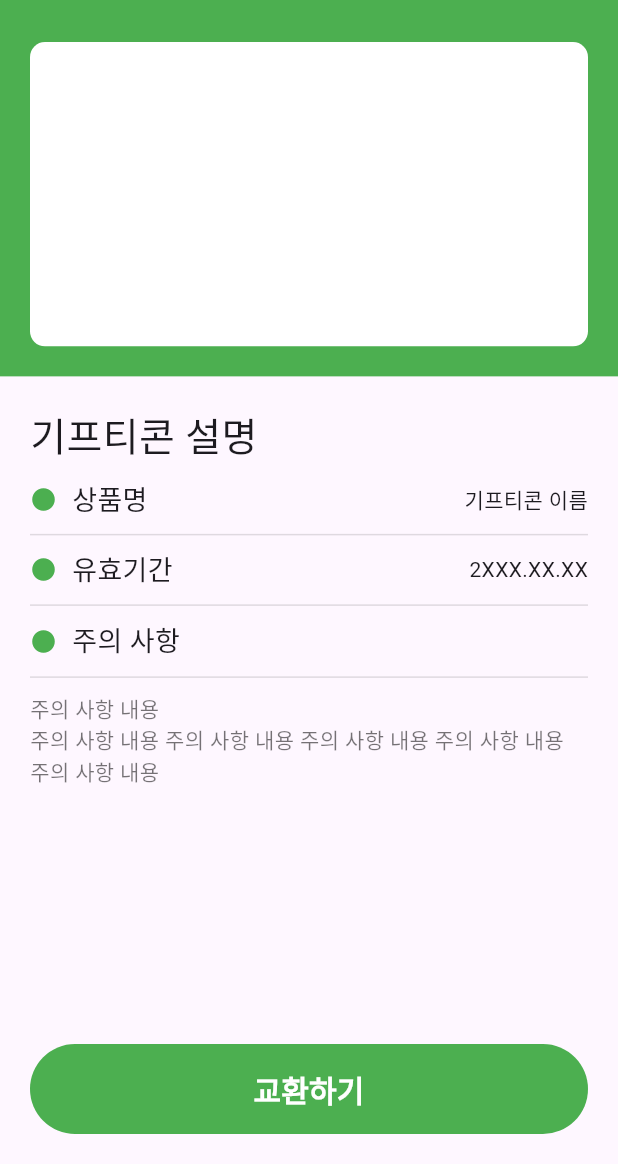
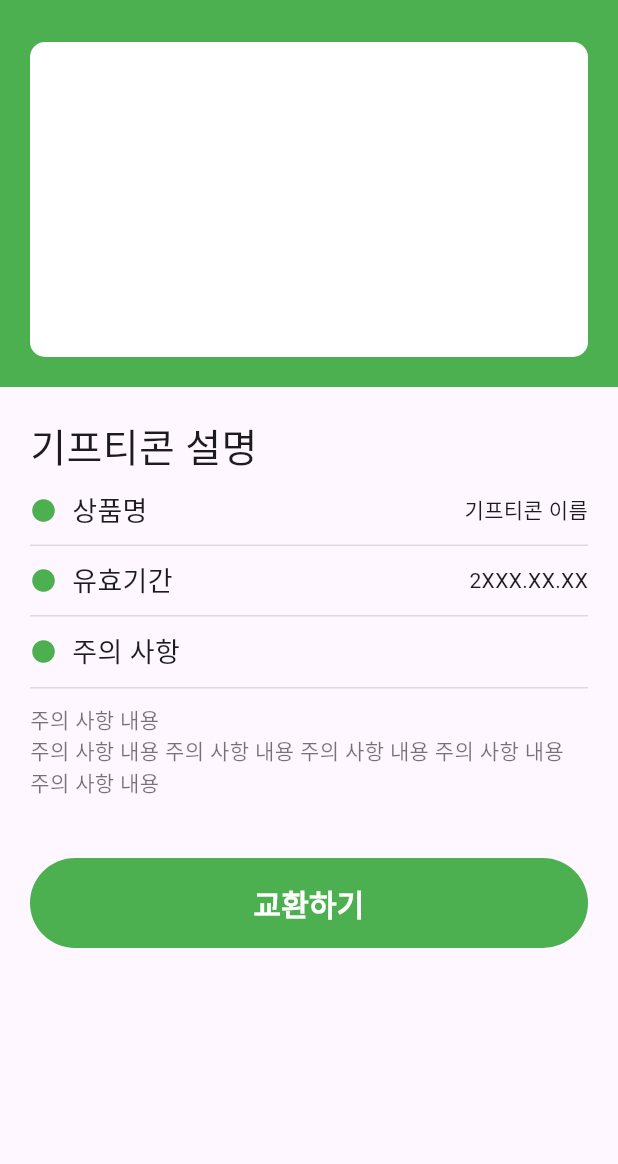
Before and after one commit to 23SmartRecycler/Smart-Recycler, a Flutter app: the GiftExplanation screen opened directly, on a phone screen of 412 x 824 dp, the part 72-1236 px from its top. Run offline on Flutter 3.47's test engine with Material 2 defaults, Android fonts, the phone set to English and light mode, and no system bars; our stand-ins replace step_progress_indicator; Roboto replaces fonts that are missing (Pretendard).

Commit message:
[Docs] 화면 스크롤 수정

```diff
--- a/lib/choice_main.dart
+++ b/lib/choice_main.dart
@@ -52,6 +52,9 @@ class Grid_box extends StatelessWidget {
     return Container(
       padding: EdgeInsets.fromLTRB(10, 100, 10, 10),
       child: GridView.builder(
+        //그리드 뷰 자동 스크롤 없애기
+        physics: const NeverScrollableScrollPhysics(),
+
         itemCount: 4,                   // 전체 아이템 수
         gridDelegate: const SliverGridDelegateWithFixedCrossAxisCount(
           crossAxisCount: 2,            // 1행에 보여줄 아이템 수
--- a/lib/gift_explanation.dart
+++ b/lib/gift_explanation.dart
@@ -33,9 +33,9 @@ class _GiftExplanationState extends State<GiftExplanation> {
         ),
         title: Text('기프티콘',style: TextStyle(color: Colors.white,fontFamily: 'Pretendard',fontWeight: FontWeight.w600)),
       ),
-      body: Column(children: [
-        Flexible(flex:4, child:ItemImageBox()),
-        Flexible(flex:7, child: ItemExplanationBox()),
+      body: ListView(children: [
+        ItemImageBox(),
+        ItemExplanationBox(),
         ExchangeButton(),
       ],),
     );
@@ -48,11 +48,13 @@ class ItemImageBox extends StatelessWidget {
   @override
   Widget build(BuildContext context) {
     return Container(
+      width: double.infinity, height: 250,
       color: Colors.green,
       child: Container(
-        margin:EdgeInsets.fromLTRB(20, 20, 20, 20),
+        margin:EdgeInsets.all(20),
         decoration: BoxDecoration(color: Colors.white, borderRadius: BorderRadius.circular(10)),
-      )
+        child: Text(''),
+      ),
     );
   }
 }
```
Also changed, not shown: lib/gift.dart (+4 -4 lines).
